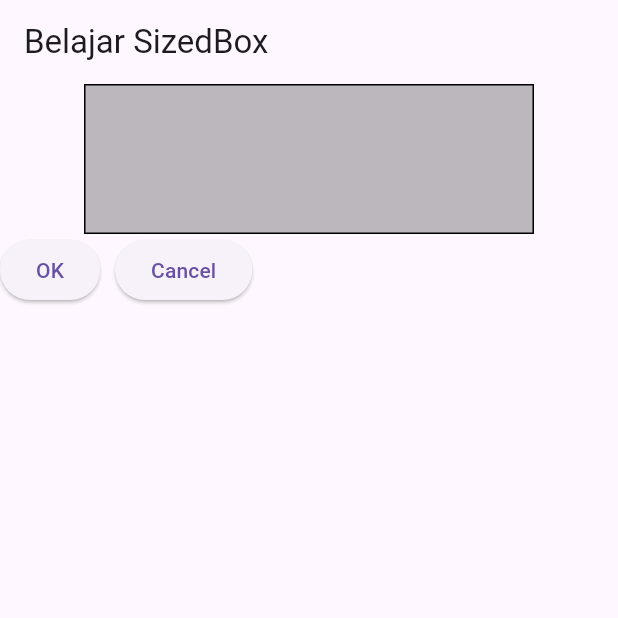
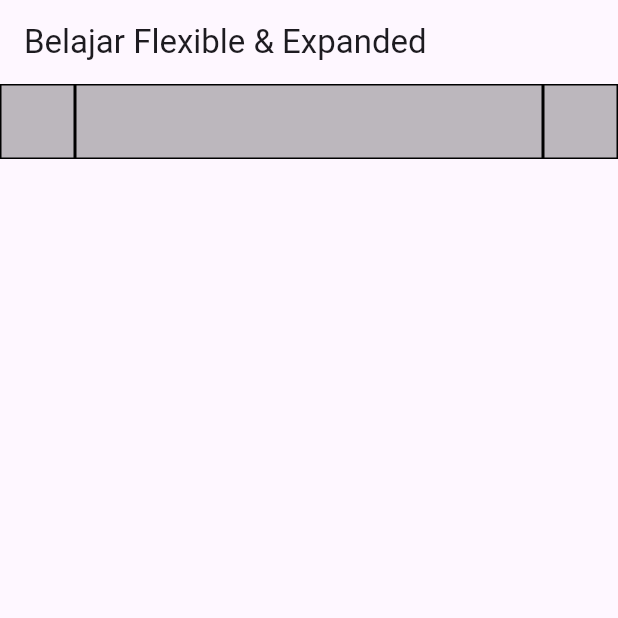
Before and after one commit to Miftakun/Flutter_Project_HK, a Flutter app: the screen it shows after launch, on a phone screen of 412 x 824 dp, the top half of it. Run offline on Flutter 3.47's test engine with Material 3 defaults, Android fonts, the phone set to English and light mode, and no system bars.

Commit message:
Update MyApp to use SampleFlexible widget as home and add SampleFlexible implementation

```diff
--- a/lib/flutter_widget_ui/lib/main.dart
+++ b/lib/flutter_widget_ui/lib/main.dart
@@ -1,5 +1,5 @@
 import 'package:flutter/material.dart';
-import 'package:flutter_widget_ui/widgets/sample_sizedbox.dart';
+import 'package:flutter_widget_ui/widgets/sample_flexible.dart';
 
 void main() {
   runApp(const MyApp());
@@ -14,7 +14,7 @@ class MyApp extends StatelessWidget {
     return MaterialApp(
       title: 'Flutter Demo',
       theme: ThemeData(primarySwatch: Colors.blue),
-      home: const SampleSizedBox(),
+      home: const SampleFlexible(),
     );
   }
 }
--- /dev/null
+++ b/lib/flutter_widget_ui/lib/widgets/sample_flexible.dart
@@ -0,0 +1,42 @@
+import 'package:flutter/material.dart';
+
+class SampleFlexible extends StatelessWidget {
+  const SampleFlexible({super.key});
+
+  @override
+  Widget build(BuildContext context) {
+    return Scaffold(
+      appBar: AppBar(title: const Text('Belajar Flexible & Expanded')),
+      body: Row(
+        children: [_sampleBox(), Expanded(child: _sampleBox()), _sampleBox()],
+      ),
+    );
+  }
+}
+
+Widget _sampleBox() {
+  return Container(
+    width: 50,
+    height: 50,
+    decoration: BoxDecoration(border: Border.all(), color: Colors.black26),
+  );
+}
+
+// Row(
+//         children: [
+//           Flexible(child: _sampleBox(),
+//           flex: 4,
+//           fit: FlexFit.tight,
+//           ),
+//           Flexible(
+//             flex: 1,
+//             fit: FlexFit.tight, // Mengatur proporsi ruang yang diberikan
+//             child: _sampleBox(),
+//           ),
+//           Flexible(
+//             flex: 1,
+//             fit: FlexFit.tight, // Mengatur proporsi ruang yang diberikan
+//             child: _sampleBox(),
+//           ),
+//         ],
+//       ),
```
